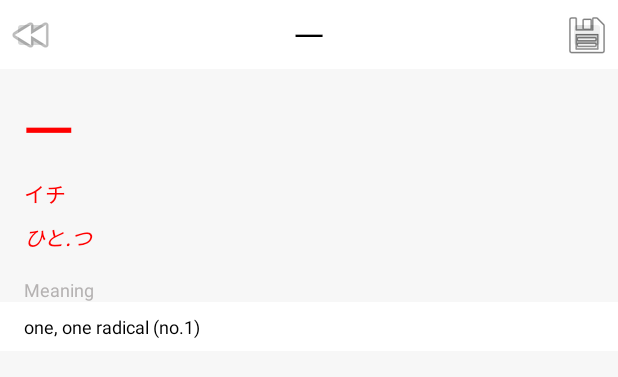
After one commit to twalk4821/KanjiKoder, an Android app: the layout activity_dictionary.xml on its own in the app's theme, with its tools: preview values and no code run, on a phone screen of 412 x 824 dp. The commit adds this screen. Shown: the top 377 px of the screen. Run offline under Robolectric (Android 15) with nearby library versions, the phone set to English and light mode, and no system bars.

Commit message:
dictionary activity

```diff
--- a/app/build.gradle
+++ b/app/build.gradle
@@ -44,11 +44,12 @@ android {
 
 dependencies {
     implementation fileTree(dir: 'libs', include: ['*.jar'])
-    implementation"org.jetbrains.kotlin:kotlin-stdlib-jdk7:$kotlin_version"
+    implementation "org.jetbrains.kotlin:kotlin-stdlib-jdk7:$kotlin_version"
 
     implementation "com.android.support:appcompat-v7:$support_library_version"
     implementation "com.android.support.constraint:constraint-layout:$constraint_layout_version"
 
+    implementation 'com.android.support.constraint:constraint-layout:1.1.3'
     testImplementation 'junit:junit:4.12'
     androidTestImplementation 'com.android.support.test:runner:1.0.2'
     androidTestImplementation 'com.android.support.test.espresso:espresso-core:3.0.2'
--- a/app/src/main/AndroidManifest.xml
+++ b/app/src/main/AndroidManifest.xml
@@ -11,14 +11,16 @@
         android:roundIcon="@mipmap/ic_launcher_round"
         android:supportsRtl="true"
         android:theme="@style/AppTheme">
-
-        <activity android:name=".MainActivity" android:screenOrientation="portrait">
+        <activity
+            android:name=".MainActivity"
+            android:screenOrientation="portrait">
             <intent-filter>
                 <action android:name="android.intent.action.MAIN" />
 
                 <category android:name="android.intent.category.LAUNCHER" />
             </intent-filter>
         </activity>
+        <activity android:name=".DictionaryActivity"></activity>
     </application>
 
 </manifest>
--- a/app/src/main/java/tylerwalker/io/kanjireader/MainViewModel.kt
+++ b/app/src/main/java/tylerwalker/io/kanjireader/MainViewModel.kt
@@ -114,7 +114,7 @@ class MainViewModel(val app: Application): AndroidViewModel(app) {
         }
     }
 
-    fun getDetailsForEntry() {
+    fun goToDictionary() { navigationProcessor.onNext(NavigationEvent.Dictionary) }
+    fun goToMain() { navigationProcessor.onNext(NavigationEvent.Main) }
 
-    }
 }
--- /dev/null
+++ b/app/src/main/res/layout/activity_dictionary.xml
@@ -0,0 +1,149 @@
+<?xml version="1.0" encoding="utf-8"?>
+<layout>
+    <data class="DictionaryActivityBinding">
+        <variable
+            name="viewModel"
+            type="tylerwalker.io.kanjireader.DictionaryViewModel" />
+    </data>
+
+    <android.support.constraint.ConstraintLayout xmlns:android="http://schemas.android.com/apk/res/android"
+        xmlns:app="http://schemas.android.com/apk/res-auto"
+        xmlns:tools="http://schemas.android.com/tools"
+        android:layout_width="match_parent"
+        android:layout_height="match_parent"
+        android:background="@color/light_gray"
+        tools:context=".DictionaryActivity">
+
+        <android.support.constraint.ConstraintLayout
+            android:id="@+id/header_layout"
+            android:layout_width="0dp"
+            android:layout_height="wrap_content"
+            android:background="@color/white"
+            app:layout_constraintEnd_toEndOf="parent"
+            app:layout_constraintStart_toStartOf="parent"
+            app:layout_constraintTop_toTopOf="parent">
+
+            <ImageButton
+                android:id="@+id/back_button"
+                android:layout_width="25dp"
+                android:layout_height="25dp"
+                android:layout_marginStart="8dp"
+                android:layout_marginTop="8dp"
+                android:layout_marginBottom="8dp"
+                android:contentDescription="@string/back"
+                android:onClick="@{view -> viewModel.goToMain()}"
+                app:layout_constraintBottom_toBottomOf="parent"
+                app:layout_constraintStart_toStartOf="parent"
+                app:layout_constraintTop_toTopOf="parent"
+                app:srcCompat="@android:drawable/ic_media_rew" />
+
+            <TextView
+                android:id="@+id/textView"
+                android:layout_width="wrap_content"
+                android:layout_height="wrap_content"
+                android:layout_marginStart="8dp"
+                android:layout_marginTop="8dp"
+                android:layout_marginEnd="8dp"
+                android:layout_marginBottom="8dp"
+                android:text="@{viewModel.character}"
+                android:textColor="@android:color/black"
+                android:textSize="20sp"
+                app:layout_constraintBottom_toBottomOf="parent"
+                app:layout_constraintEnd_toStartOf="@+id/save_button"
+                app:layout_constraintStart_toEndOf="@+id/back_button"
+                app:layout_constraintTop_toTopOf="parent"
+                tools:text="一" />
+
+            <ImageButton
+                android:id="@+id/save_button"
+                android:layout_width="25dp"
+                android:layout_height="25dp"
+                android:layout_marginTop="8dp"
+                android:layout_marginEnd="8dp"
+                android:layout_marginBottom="8dp"
+                android:contentDescription="@string/save"
+                app:layout_constraintBottom_toBottomOf="parent"
+                app:layout_constraintEnd_toEndOf="parent"
+                app:layout_constraintTop_toTopOf="parent"
+                app:srcCompat="@android:drawable/ic_menu_save" />
+        </android.support.constraint.ConstraintLayout>
+
+        <TextView
+            android:id="@+id/kanji_text"
+            android:layout_width="wrap_content"
+            android:layout_height="wrap_content"
+            android:layout_marginStart="16dp"
+            android:layout_marginTop="16dp"
+            android:text="@{viewModel.character}"
+            android:textColor="@color/strong_red"
+            android:textSize="32sp"
+            android:textStyle="bold"
+            app:layout_constraintStart_toStartOf="parent"
+            app:layout_constraintTop_toBottomOf="@+id/header_layout"
+            tools:text="一" />
+
+        <TextView
+            android:id="@+id/on_text"
+            android:layout_width="wrap_content"
+            android:layout_height="wrap_content"
+            android:layout_marginStart="16dp"
+            android:layout_marginTop="8dp"
+            android:text="@{viewModel.onReading}"
+            android:textColor="@color/strong_red"
+            app:layout_constraintStart_toStartOf="parent"
+            app:layout_constraintTop_toBottomOf="@+id/kanji_text"
+            tools:text="イチ" />
+
+        <TextView
+            android:id="@+id/kun_text"
+            android:layout_width="wrap_content"
+            android:layout_height="wrap_content"
+            android:layout_marginStart="16dp"
+            android:layout_marginTop="8dp"
+            android:text="@{viewModel.kunReading}"
+            android:textColor="@color/strong_red"
+            android:textStyle="italic"
+            app:layout_constraintStart_toStartOf="parent"
+            app:layout_constraintTop_toBottomOf="@+id/on_text"
+            tools:text="ひと.つ" />
+
+        <TextView
+            android:id="@+id/meaning_label"
+            android:layout_width="wrap_content"
+            android:layout_height="wrap_content"
+            android:layout_marginStart="16dp"
+            android:layout_marginTop="16dp"
+            android:text="@string/meaning_label"
+            android:textColor="@color/dark_gray"
+            android:textSize="12sp"
+            app:layout_constraintStart_toStartOf="parent"
+            app:layout_constraintTop_toBottomOf="@+id/kun_text" />
+
+        <android.support.constraint.ConstraintLayout
+            android:id="@+id/meaning_layout"
+            android:layout_width="0dp"
+            android:layout_height="wrap_content"
+            android:background="@color/white"
+            app:layout_constraintEnd_toEndOf="parent"
+            app:layout_constraintStart_toStartOf="parent"
+            app:layout_constraintTop_toBottomOf="@id/meaning_label">
+
+            <TextView
+                android:id="@+id/meaning_text"
+                android:layout_width="wrap_content"
+                android:layout_height="wrap_content"
+                android:layout_marginStart="16dp"
+                android:layout_marginTop="8dp"
+                android:layout_marginBottom="8dp"
+                android:text="@{viewModel.meaning}"
+                android:textColor="@android:color/black"
+                android:textSize="12sp"
+                app:layout_constraintBottom_toBottomOf="parent"
+                app:layout_constraintStart_toStartOf="parent"
+                app:layout_constraintTop_toTopOf="parent"
+                tools:text="one, one radical (no.1)" />
+
+        </android.support.constraint.ConstraintLayout>
+
+    </android.support.constraint.ConstraintLayout>
+</layout>
--- a/app/src/main/res/layout/activity_main.xml
+++ b/app/src/main/res/layout/activity_main.xml
@@ -1,6 +1,7 @@
 <?xml version="1.0" encoding="utf-8"?>
 <layout xmlns:app="http://schemas.android.com/apk/res-auto">
     <data class="MainActivityBinding">
+        <import type="tylerwalker.io.kanjireader.NavigationEvent" />
         <variable
             name="viewModel"
             type="tylerwalker.io.kanjireader.MainViewModel" />
@@ -90,8 +91,9 @@
                 android:text="@string/more"
                 android:textColor="@color/dark_gray"
                 android:clickable="true"
-                android:onClick="@{view -> viewModel.getDetailsForEntry()}"
+                android:onClick="@{view -> viewModel.goToDictionary()}"
                 android:visibility="@{viewModel.moreButtonVisibility}"
+                android:layout_marginBottom="8dp"
                 app:layout_constraintBottom_toBottomOf="parent"
                 app:layout_constraintEnd_toEndOf="parent"
                 app:layout_constraintTop_toBottomOf="@+id/meaning_text"
--- a/app/src/main/res/values/strings.xml
+++ b/app/src/main/res/values/strings.xml
@@ -11,4 +11,8 @@
     <string name="scan_button">Scan</string>
     <string name="camera_button_quick_scan">Quick Scan</string>
     <string name="more"><![CDATA[More >]]></string>
+    <string name="meaning_label">Meaning</string>
+    <string name="back_button_content_description">Back button</string>
+    <string name="save">Save</string>
+    <string name="back">Back</string>
 </resources>
```
Also changed, not shown: app/src/main/java/tylerwalker/io/kanjireader/DictionaryActivity.kt (added, +64 -0 lines), app/src/main/java/tylerwalker/io/kanjireader/DictionaryViewModel.kt (added, +17 -0 lines), app/src/main/java/tylerwalker/io/kanjireader/MainActivity.kt (+29 -0 lines), app/src/main/java/tylerwalker/io/kanjireader/MainModule.kt (added, +13 -0 lines), 1 other file.
